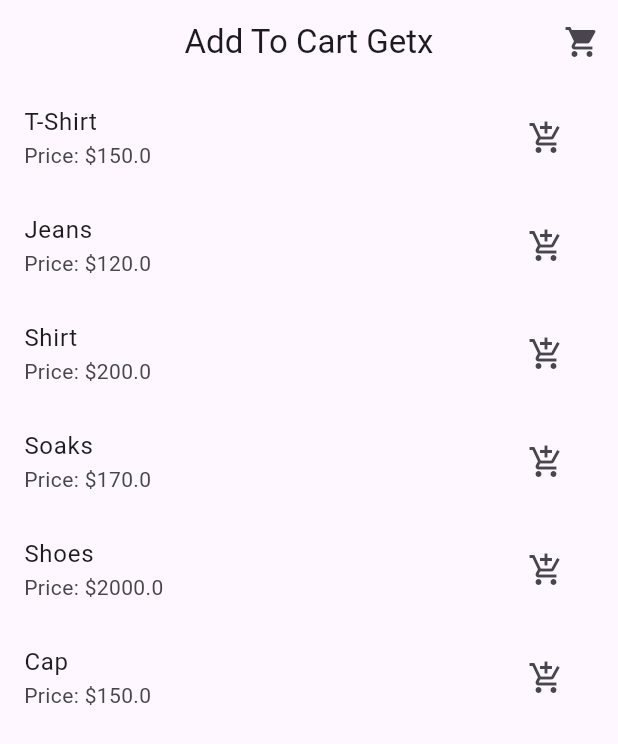
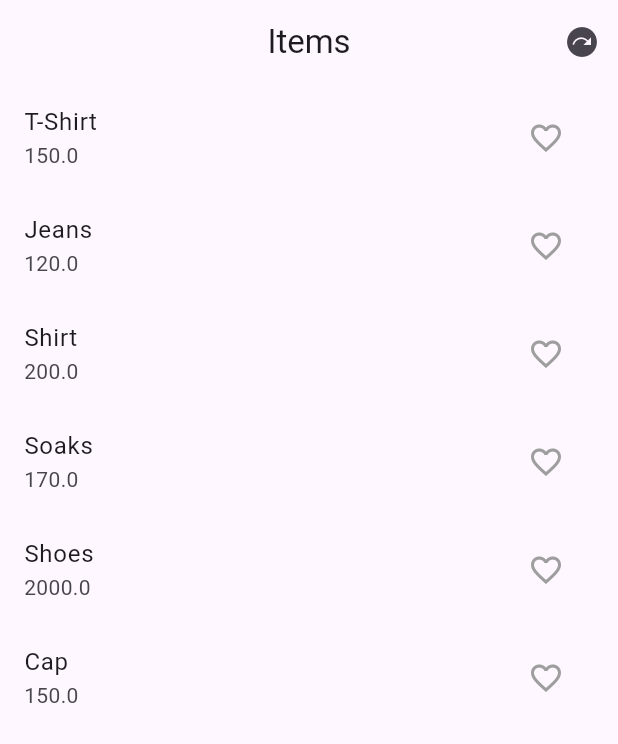
Before and after one commit to musharrafhamraz/Getx-State-Management-Flutter, a Flutter app: the screen it shows after launch, on a phone screen of 412 x 824 dp. Shown: the top 744 px of the screen. Run offline on Flutter 3.47's test engine with Material 3 defaults, Android fonts, the phone set to English and light mode, and no system bars; our stand-ins replace get.

Commit message:
toggle favourite item with getx.

```diff
--- a/lib/add_to_cart/product_model.dart
+++ b/lib/add_to_cart/product_model.dart
@@ -1,7 +1,10 @@
+import 'package:get/get.dart';
+
 class Product {
   final int id;
   final String name;
   final double price;
+  RxBool isFav = false.obs;
 
   Product({
     required this.id,
--- /dev/null
+++ b/lib/add_to_fav/view.dart
@@ -0,0 +1,56 @@
+import 'package:flutter/material.dart';
+import 'package:get/get.dart';
+import 'package:getxstatepractice/add_to_cart/product_model.dart';
+import 'package:getxstatepractice/add_to_fav/controller.dart';
+import 'package:getxstatepractice/add_to_fav/fav_items.dart';
+
+class ItemsList extends StatelessWidget {
+  const ItemsList({super.key});
+
+  @override
+  Widget build(BuildContext context) {
+    final FavController favController = Get.put(FavController());
+    final List<Product> products = [
+      Product(id: 1, name: 'T-Shirt', price: 150),
+      Product(id: 2, name: 'Jeans', price: 120),
+      Product(id: 3, name: 'Shirt', price: 200),
+      Product(id: 4, name: 'Soaks', price: 170),
+      Product(id: 5, name: 'Shoes', price: 2000),
+      Product(id: 6, name: 'Cap', price: 150),
+    ];
+    return Scaffold(
+      appBar: AppBar(
+        title: const Text('Items'),
+        centerTitle: true,
+        actions: [
+          IconButton(
+              onPressed: () {
+                Get.to(() => const FavItems());
+              },
+              icon: const Icon(Icons.next_plan))
+        ],
+      ),
+      body: ListView.builder(
+          itemCount: products.length,
+          itemBuilder: (context, index) {
+            var product = products[index];
+            return ListTile(
+              title: Text(product.name),
+              subtitle: Text(product.price.toString()),
+              trailing: Obx(() {
+                return IconButton(
+                    onPressed: () {
+                      favController.toggleFavItems(product);
+                    },
+                    icon: Icon(
+                      product.isFav.value
+                          ? Icons.favorite
+                          : Icons.favorite_border,
+                      color: product.isFav.value ? Colors.red : Colors.grey,
+                    ));
+              }),
+            );
+          }),
+    );
+  }
+}
--- a/lib/main.dart
+++ b/lib/main.dart
@@ -1,6 +1,7 @@
 import 'package:flutter/material.dart';
 import 'package:get/get.dart';
-import 'package:getxstatepractice/add_to_cart/view.dart';
+// import 'package:getxstatepractice/add_to_cart/view.dart';
+import 'package:getxstatepractice/add_to_fav/view.dart';
 
 void main() {
   runApp(const MyApp());
@@ -18,7 +19,7 @@
         colorScheme: ColorScheme.fromSeed(seedColor: Colors.deepPurple),
         useMaterial3: true,
       ),
-      home: const PriductListScreen(),
+      home: const ItemsList(),
     );
   }
 }
```
Also changed, not shown: lib/add_to_fav/controller.dart (added, +36 -0 lines), lib/add_to_fav/fav_items.dart (added, +39 -0 lines).
